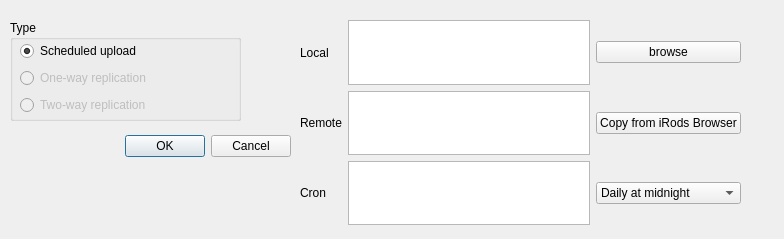
Before: the Qt Designer form gui/ui_files/dialogCreateUpdateSynchronisation.ui in jtersteegwur/iBridges-Gui, drawn with Qt 5.
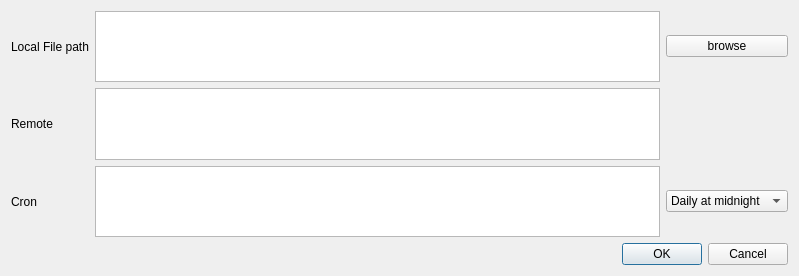
After: the same form once the commit is applied.

What changed in the file:
```diff
--- a/gui/ui_files/dialogCreateUpdateSynchronisation.ui
+++ b/gui/ui_files/dialogCreateUpdateSynchronisation.ui
@@ -9,38 +9,20 @@
    <rect>
     <x>0</x>
     <y>0</y>
-    <width>784</width>
-    <height>239</height>
+    <width>799</width>
+    <height>276</height>
    </rect>
   </property>
   <property name="windowTitle">
    <string>Dialog</string>
   </property>
-  <widget class="QDialogButtonBox" name="buttonBox">
-   <property name="geometry">
-    <rect>
-     <x>-50</x>
-     <y>130</y>
-     <width>341</width>
-     <height>32</height>
-    </rect>
-   </property>
-   <property name="orientation">
-    <enum>Qt::Horizontal</enum>
-   </property>
-   <property name="standardButtons">
-    <set>QDialogButtonBox::Cancel|QDialogButtonBox::Ok</set>
-   </property>
-  </widget>
-  <widget class="QWidget" name="gridLayoutWidget">
-   <property name="geometry">
-    <rect>
-     <x>300</x>
-     <y>20</y>
-     <width>441</width>
-     <height>205</height>
-    </rect>
-   </property>
+  <layout class="QGridLayout" name="gridLayout_2">
+   <item row="0" column="0">
+    <layout class="QVBoxLayout" name="verticalLayout_2">
+     <property name="sizeConstraint">
+      <enum>QLayout::SetNoConstraint</enum>
+     </property>
+     <item>
    <layout class="QGridLayout" name="gridLayout">
     <item row="2" column="0">
      <widget class="QLabel" name="label_4">
@@ -56,22 +38,28 @@
       </property>
      </widget>
     </item>
+       <item row="2" column="2">
+        <widget class="QComboBox" name="comboBox">
+         <item>
+          <property name="text">
+           <string>Daily at midnight</string>
+          </property>
+         </item>
+         <item>
+          <property name="text">
+           <string>Daily at 1 pm</string>
+          </property>
+         </item>
+         <item>
+          <property name="text">
+           <string>Custom</string>
+          </property>
+         </item>
+        </widget>
+       </item>
     <item row="2" column="1">
      <widget class="QTextEdit" name="cronInput"/>
     </item>
-    <item row="0" column="1">
-     <widget class="QTextEdit" name="localInput"/>
-    </item>
-    <item row="1" column="1">
-     <widget class="QTextEdit" name="remoteInput"/>
-    </item>
-    <item row="1" column="2">
-     <widget class="QPushButton" name="copyFromBrowserButton">
-      <property name="text">
-       <string>Copy from iRods Browser</string>
-      </property>
-     </widget>
-    </item>
     <item row="0" column="2">
      <widget class="QPushButton" name="browseButton">
       <property name="text">
@@ -79,89 +67,34 @@
       </property>
      </widget>
     </item>
+       <item row="1" column="1">
+        <widget class="QTextEdit" name="remoteInput"/>
+       </item>
+       <item row="0" column="1">
+        <widget class="QTextEdit" name="localInput"/>
+       </item>
     <item row="0" column="0">
      <widget class="QLabel" name="label_2">
       <property name="text">
-       <string>Local</string>
+          <string>Local File path</string>
       </property>
      </widget>
     </item>
-    <item row="2" column="2">
-     <widget class="QComboBox" name="comboBox">
-      <item>
-       <property name="text">
-        <string>Daily at midnight</string>
-       </property>
+      </layout>
       </item>
       <item>
-       <property name="text">
-        <string>Daily at 1 pm</string>
+      <widget class="QDialogButtonBox" name="buttonBox">
+       <property name="orientation">
+        <enum>Qt::Horizontal</enum>
        </property>
-      </item>
-      <item>
-       <property name="text">
-        <string>Custom</string>
+       <property name="standardButtons">
+        <set>QDialogButtonBox::Cancel|QDialogButtonBox::Ok</set>
        </property>
-      </item>
      </widget>
     </item>
    </layout>
-  </widget>
-  <widget class="QGroupBox" name="typeBox">
-   <property name="geometry">
-    <rect>
-     <x>10</x>
-     <y>20</y>
-     <width>231</width>
-     <height>101</height>
-    </rect>
-   </property>
-   <property name="title">
-    <string>Type</string>
-   </property>
-   <widget class="QWidget" name="verticalLayoutWidget_2">
-    <property name="geometry">
-     <rect>
-      <x>10</x>
-      <y>20</y>
-      <width>221</width>
-      <height>76</height>
-     </rect>
-    </property>
-    <layout class="QVBoxLayout" name="verticalLayout_2">
-     <item>
-      <widget class="QRadioButton" name="radioButton_2">
-       <property name="text">
-        <string>Scheduled upload</string>
-       </property>
-       <property name="checked">
-        <bool>true</bool>
-       </property>
-      </widget>
-     </item>
-     <item>
-      <widget class="QRadioButton" name="radioButton_3">
-       <property name="enabled">
-        <bool>false</bool>
-       </property>
-       <property name="text">
-        <string>One-way replication</string>
-       </property>
-      </widget>
-     </item>
-     <item>
-      <widget class="QRadioButton" name="radioButton">
-       <property name="enabled">
-        <bool>false</bool>
-       </property>
-       <property name="text">
-        <string>Two-way replication</string>
-       </property>
-      </widget>
-     </item>
-    </layout>
-   </widget>
-  </widget>
+   </item>
+  </layout>
  </widget>
  <resources/>
  <connections>
```
Lines whose indentation alone changed are shown as unchanged.
